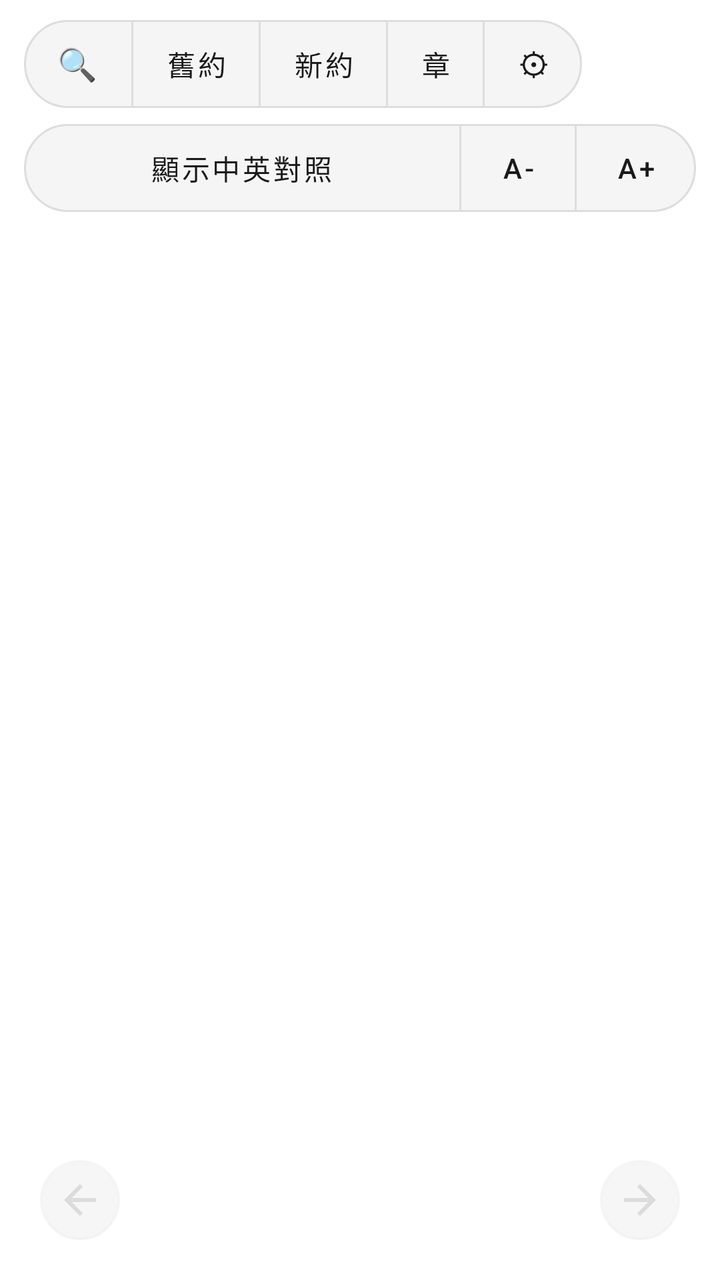
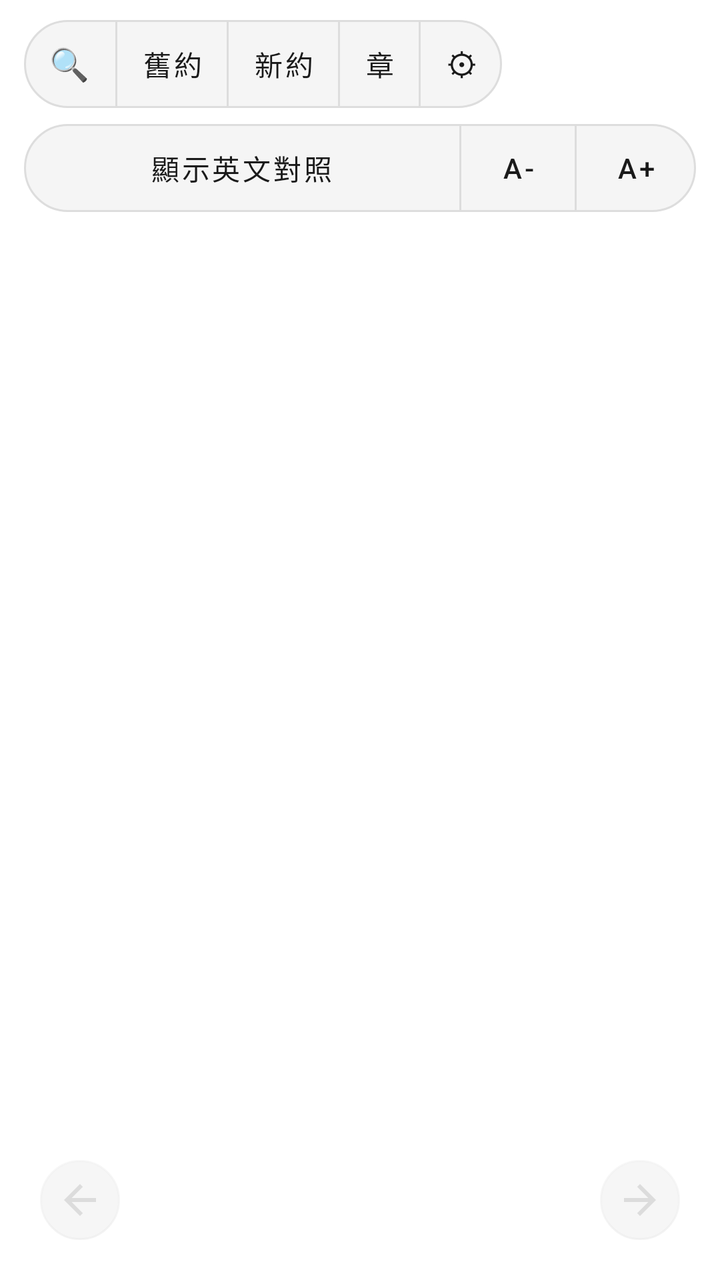

Before-and-after screenshots of an Android layout around one commit, followed by the original layout XML and the change that was made.
<!-- AndroidManifest.xml: application theme Theme.BibleApp -->
<!-- res/layout/activity_verse_reader.xml -->
<?xml version="1.0" encoding="utf-8"?>
<LinearLayout xmlns:android="http://schemas.android.com/apk/res/android"
    xmlns:app="http://schemas.android.com/apk/res-auto"
    android:orientation="vertical"
    android:layout_width="match_parent"
    android:layout_height="match_parent"
    android:background="@color/background_primary">

    
    <HorizontalScrollView
        android:layout_width="match_parent"
        android:layout_height="wrap_content"
        android:paddingStart="12dp"
        android:paddingEnd="12dp"
        android:paddingTop="10dp"
        android:clipToPadding="false"
        android:scrollbars="none">

        <LinearLayout
            android:orientation="horizontal"
            android:layout_width="wrap_content"
            android:layout_height="wrap_content"
            android:background="@drawable/bg_toolbar_segmented"
            android:divider="@drawable/divider_toolbar_segment"
            android:showDividers="middle"
            android:gravity="center_vertical">

            <Button
                android:id="@+id/btnOpenSearch"
                style="?attr/borderlessButtonStyle"
                android:layout_width="wrap_content"
                android:layout_height="44dp"
                android:minWidth="0dp"
                android:paddingStart="16dp"
                android:paddingEnd="16dp"
                android:textSize="16sp"
                android:textColor="@color/text_primary"
                android:contentDescription="搜尋"
                android:text="🔍" />

            <Button
                android:id="@+id/btnOldTestament"
                style="?attr/borderlessButtonStyle"
                android:layout_width="wrap_content"
                android:layout_height="44dp"
                android:minWidth="0dp"
                android:paddingStart="16dp"
                android:paddingEnd="16dp"
                android:textAllCaps="false"
                android:textColor="@color/text_primary"
                android:text="舊約" />

            <Button
                android:id="@+id/btnNewTestament"
                style="?attr/borderlessButtonStyle"
                android:layout_width="wrap_content"
                android:layout_height="44dp"
                android:minWidth="0dp"
                android:paddingStart="16dp"
                android:paddingEnd="16dp"
                android:textAllCaps="false"
                android:textColor="@color/text_primary"
                android:text="新約" />

            <Button
                android:id="@+id/btnChapterPicker"
                style="?attr/borderlessButtonStyle"
                android:layout_width="wrap_content"
                android:layout_height="44dp"
                android:minWidth="0dp"
                android:paddingStart="16dp"
                android:paddingEnd="16dp"
                android:textAllCaps="false"
                android:textColor="@color/text_primary"
                android:text="章" />

            <Button
                android:id="@+id/btnThemeSettings"
                style="?attr/borderlessButtonStyle"
                android:layout_width="wrap_content"
                android:layout_height="44dp"
                android:minWidth="0dp"
                android:paddingStart="16dp"
                android:paddingEnd="16dp"
                android:textSize="16sp"
                android:textColor="@color/text_primary"
                android:contentDescription="外觀設定"
                android:text="⚙" />

        </LinearLayout>

    </HorizontalScrollView>

    
    <LinearLayout
        android:orientation="horizontal"
        android:layout_width="match_parent"
        android:layout_height="wrap_content"
        android:layout_marginStart="12dp"
        android:layout_marginEnd="12dp"
        android:layout_marginTop="8dp"
        android:background="@drawable/bg_toolbar_segmented"
        android:divider="@drawable/divider_toolbar_segment"
        android:showDividers="middle"
        android:gravity="center_vertical">

        <Button
            android:id="@+id/btnToggleParallel"
            style="?attr/borderlessButtonStyle"
            android:layout_width="0dp"
            android:layout_height="44dp"
            android:layout_weight="1"
            android:minWidth="0dp"
            android:textAllCaps="false"
            android:textColor="@color/text_primary"
            android:text="顯示中英對照" />

        <Button
            android:id="@+id/btnDecreaseFont"
            style="?attr/borderlessButtonStyle"
            android:layout_width="wrap_content"
            android:layout_height="44dp"
            android:minWidth="0dp"
            android:paddingStart="20dp"
            android:paddingEnd="20dp"
            android:textColor="@color/text_primary"
            android:contentDescription="縮小字級"
            android:text="A-" />

        <Button
            android:id="@+id/btnIncreaseFont"
            style="?attr/borderlessButtonStyle"
            android:layout_width="wrap_content"
            android:layout_height="44dp"
            android:minWidth="0dp"
            android:paddingStart="20dp"
            android:paddingEnd="20dp"
            android:textColor="@color/text_primary"
            android:contentDescription="放大字級"
            android:text="A+" />

    </LinearLayout>

    
    <TextView
        android:id="@+id/textCurrentLocation"
        android:layout_width="match_parent"
        android:layout_height="wrap_content"
        android:gravity="center"
        android:paddingStart="20dp"
        android:paddingEnd="20dp"
        android:paddingTop="18dp"
        android:paddingBottom="14dp"
        android:textColor="@color/text_primary"
        android:textSize="21sp"
        android:textStyle="bold"
        android:text="" />

    
    <FrameLayout
        android:layout_width="match_parent"
        android:layout_height="0dp"
        android:layout_weight="1">

        
        <androidx.recyclerview.widget.RecyclerView
            android:id="@+id/recyclerVerses"
            android:layout_width="match_parent"
            android:layout_height="match_parent"
            android:clipToPadding="false"
            android:paddingBottom="72dp" />

        
        <TextView
            android:id="@+id/textChapterEmpty"
            android:layout_width="wrap_content"
            android:layout_height="wrap_content"
            android:layout_gravity="center"
            android:padding="24dp"
            android:gravity="center"
            android:textColor="@color/text_secondary"
            android:textSize="16sp"
            android:visibility="gone"
            android:text="找不到這個章節" />

        
        <com.google.android.material.floatingactionbutton.FloatingActionButton
            android:id="@+id/fabPreviousChapter"
            android:layout_width="wrap_content"
            android:layout_height="wrap_content"
            android:layout_gravity="bottom|start"
            android:layout_margin="16dp"
            android:alpha="0.3"
            android:enabled="false"
            android:contentDescription="上一章"
            app:fabSize="mini"
            app:srcCompat="@drawable/ic_chapter_previous" />

        <com.google.android.material.floatingactionbutton.FloatingActionButton
            android:id="@+id/fabNextChapter"
            android:layout_width="wrap_content"
            android:layout_height="wrap_content"
            android:layout_gravity="bottom|end"
            android:layout_margin="16dp"
            android:alpha="0.3"
            android:enabled="false"
            android:contentDescription="下一章"
            app:fabSize="mini"
            app:srcCompat="@drawable/ic_chapter_next" />

    </FrameLayout>

</LinearLayout>
<!-- resources referenced by this layout -->
<resources>
  <color name="background_primary">#FFFFFF</color>
  <color name="text_primary">#1A1A1A</color>
  <color name="text_secondary">#666666</color>
  <!-- drawable bg_toolbar_segmented (drawable) -->
  <?xml version="1.0" encoding="utf-8"?>
  <shape xmlns:android="http://schemas.android.com/apk/res/android"
      android:shape="rectangle">
  
      <solid android:color="@color/background_surface" />
      <stroke
          android:width="1dp"
          android:color="@color/divider" />
      <corners android:radius="22dp" />
  
  </shape>
  <!-- drawable divider_toolbar_segment (drawable) -->
  <?xml version="1.0" encoding="utf-8"?>
  <shape xmlns:android="http://schemas.android.com/apk/res/android"
      android:shape="rectangle">
  
      <size android:width="1dp" />
      <solid android:color="@color/divider" />
  
  </shape>
  <!-- drawable ic_chapter_next (drawable) -->
  <?xml version="1.0" encoding="utf-8"?>
  <vector xmlns:android="http://schemas.android.com/apk/res/android"
      android:width="24dp"
      android:height="24dp"
      android:viewportWidth="24"
      android:viewportHeight="24">
  
      <path
          android:fillColor="@android:color/white"
          android:pathData="M12,4l-1.41,1.41L16.17,11H4v2h12.17l-5.58,5.59L12,20l8,-8z" />
  
  </vector>
  <!-- drawable ic_chapter_previous (drawable) -->
  <?xml version="1.0" encoding="utf-8"?>
  <vector xmlns:android="http://schemas.android.com/apk/res/android"
      android:width="24dp"
      android:height="24dp"
      android:viewportWidth="24"
      android:viewportHeight="24">
  
      <path
          android:fillColor="@android:color/white"
          android:pathData="M20,11H7.83l5.59,-5.59L12,4l-8,8 8,8 1.41,-1.41L7.83,13H20v-2z" />
  
  </vector>
  <style name="Theme.BibleApp" parent="Theme.MaterialComponents.DayNight.NoActionBar">
          
          <item name="colorPrimary">@color/purple_500</item>
          <item name="colorPrimaryVariant">@color/purple_700</item>
          <item name="colorOnPrimary">@color/white</item>
          
          <item name="colorSecondary">@color/teal_200</item>
          <item name="colorSecondaryVariant">@color/teal_700</item>
          <item name="colorOnSecondary">@color/black</item>
          
          <item name="android:statusBarColor">@android:color/transparent</item>
          <item name="android:navigationBarColor">@android:color/transparent</item>
          <item name="android:windowLightStatusBar">true</item>
          
      </style>
  <color name="background_surface">#F5F5F5</color>
  <color name="divider">#DDDDDD</color>
  <color name="purple_500">#FF6200EE</color>
  <color name="purple_700">#FF3700B3</color>
  <color name="white">#FFFFFFFF</color>
  <color name="teal_200">#FF03DAC5</color>
  <color name="teal_700">#FF018786</color>
  <color name="black">#FF000000</color>
</resources>

<!-- the commit's change to res/layout/activity_verse_reader.xml (unified diff, before → after) -->
@@ -14,6 +14,8 @@
         android:paddingEnd="12dp"
         android:paddingTop="10dp"
         android:clipToPadding="false"
+        android:requiresFadingEdge="horizontal"
+        android:fadingEdgeLength="24dp"
         android:scrollbars="none">
 
         <LinearLayout
@@ -31,12 +33,12 @@
                 android:layout_width="wrap_content"
                 android:layout_height="44dp"
                 android:minWidth="0dp"
-                android:paddingStart="16dp"
-                android:paddingEnd="16dp"
+                android:paddingStart="12dp"
+                android:paddingEnd="12dp"
                 android:textSize="16sp"
                 android:textColor="@color/text_primary"
-                android:contentDescription="搜尋"
-                android:text="🔍" />
+                android:contentDescription="@string/action_search"
+                android:text="@string/icon_search" />
 
             <Button
                 android:id="@+id/btnOldTestament"
@@ -44,11 +46,12 @@
                 android:layout_width="wrap_content"
                 android:layout_height="44dp"
                 android:minWidth="0dp"
-                android:paddingStart="16dp"
-                android:paddingEnd="16dp"
-                android:textAllCaps="false"
-                android:textColor="@color/text_primary"
-                android:text="舊約" />
+                android:paddingStart="12dp"
+                android:paddingEnd="12dp"
+                android:textAllCaps="false"
+                android:textColor="@color/text_primary"
+                android:contentDescription="@string/cd_old_testament"
+                android:text="@string/old_testament" />
 
             <Button
                 android:id="@+id/btnNewTestament"
@@ -56,11 +59,12 @@
                 android:layout_width="wrap_content"
                 android:layout_height="44dp"
                 android:minWidth="0dp"
-                android:paddingStart="16dp"
-                android:paddingEnd="16dp"
-                android:textAllCaps="false"
-                android:textColor="@color/text_primary"
-                android:text="新約" />
+                android:paddingStart="12dp"
+                android:paddingEnd="12dp"
+                android:textAllCaps="false"
+                android:textColor="@color/text_primary"
+                android:contentDescription="@string/cd_new_testament"
+                android:text="@string/new_testament" />
 
             <Button
                 android:id="@+id/btnChapterPicker"
@@ -68,11 +72,11 @@
                 android:layout_width="wrap_content"
                 android:layout_height="44dp"
                 android:minWidth="0dp"
-                android:paddingStart="16dp"
-                android:paddingEnd="16dp"
-                android:textAllCaps="false"
-                android:textColor="@color/text_primary"
-                android:text="章" />
+                android:paddingStart="12dp"
+                android:paddingEnd="12dp"
+                android:textAllCaps="false"
+                android:textColor="@color/text_primary"
+                android:text="@string/chapter_picker" />
 
             <Button
                 android:id="@+id/btnThemeSettings"
@@ -80,12 +84,12 @@
                 android:layout_width="wrap_content"
                 android:layout_height="44dp"
                 android:minWidth="0dp"
-                android:paddingStart="16dp"
-                android:paddingEnd="16dp"
+                android:paddingStart="12dp"
+                android:paddingEnd="12dp"
                 android:textSize="16sp"
                 android:textColor="@color/text_primary"
-                android:contentDescription="外觀設定"
-                android:text="⚙" />
+                android:contentDescription="@string/appearance_settings"
+                android:text="@string/icon_settings" />
 
         </LinearLayout>
 
@@ -113,7 +117,7 @@
             android:minWidth="0dp"
             android:textAllCaps="false"
             android:textColor="@color/text_primary"
-            android:text="顯示中英對照" />
+            android:text="@string/toggle_parallel_show" />
 
         <Button
             android:id="@+id/btnDecreaseFont"
@@ -124,8 +128,8 @@
             android:paddingStart="20dp"
             android:paddingEnd="20dp"
             android:textColor="@color/text_primary"
-            android:contentDescription="縮小字級"
-            android:text="A-" />
+            android:contentDescription="@string/cd_decrease_font"
+            android:text="@string/icon_font_decrease" />
 
         <Button
             android:id="@+id/btnIncreaseFont"
@@ -136,8 +140,8 @@
             android:paddingStart="20dp"
             android:paddingEnd="20dp"
             android:textColor="@color/text_primary"
-            android:contentDescription="放大字級"
-            android:text="A+" />
+            android:contentDescription="@string/cd_increase_font"
+            android:text="@string/icon_font_increase" />
 
     </LinearLayout>
 
@@ -181,7 +185,35 @@
             android:textColor="@color/text_secondary"
             android:textSize="16sp"
             android:visibility="gone"
-            android:text="找不到這個章節" />
+            android:text="@string/chapter_not_found" />
+
+        
+        <LinearLayout
+            android:id="@+id/layoutCopyBar"
+            android:orientation="horizontal"
+            android:layout_width="wrap_content"
+            android:layout_height="wrap_content"
+            android:layout_gravity="bottom|center_horizontal"
+            android:layout_marginBottom="16dp"
+            android:background="@drawable/bg_toolbar_segmented"
+            android:elevation="6dp"
+            android:gravity="center_vertical"
+            android:visibility="gone">
+
+            <Button
+                android:id="@+id/btnCopyVerse"
+                style="?attr/borderlessButtonStyle"
+                android:layout_width="wrap_content"
+                android:layout_height="44dp"
+                android:minWidth="0dp"
+                android:paddingStart="20dp"
+                android:paddingEnd="20dp"
+                android:textAllCaps="false"
+                android:textColor="@color/text_primary"
+                android:contentDescription="@string/cd_copy_verse"
+                android:text="@string/action_copy_verse" />
+
+        </LinearLayout>
 
         
         <com.google.android.material.floatingactionbutton.FloatingActionButton
@@ -192,7 +224,7 @@
             android:layout_margin="16dp"
             android:alpha="0.3"
             android:enabled="false"
-            android:contentDescription="上一章"
+            android:contentDescription="@string/cd_previous_chapter"
             app:fabSize="mini"
             app:srcCompat="@drawable/ic_chapter_previous" />
 
@@ -204,7 +236,7 @@
             android:layout_margin="16dp"
             android:alpha="0.3"
             android:enabled="false"
-            android:contentDescription="下一章"
+            android:contentDescription="@string/cd_next_chapter"
             app:fabSize="mini"
             app:srcCompat="@drawable/ic_chapter_next" />
 
<!-- resource entries referenced after the edit -->
@@ -50,6 +50,25 @@
           android:pathData="M20,11H7.83l5.59,-5.59L12,4l-8,8 8,8 1.41,-1.41L7.83,13H20v-2z" />
   
   </vector>
+  <string name="action_copy_verse">複製這節</string>
+  <string name="action_search">搜尋</string>
+  <string name="appearance_settings">外觀設定</string>
+  <string name="cd_copy_verse">複製這節經文</string>
+  <string name="cd_decrease_font">縮小字級</string>
+  <string name="cd_increase_font">放大字級</string>
+  <string name="cd_new_testament">新約</string>
+  <string name="cd_next_chapter">下一章</string>
+  <string name="cd_old_testament">舊約</string>
+  <string name="cd_previous_chapter">上一章</string>
+  <string name="chapter_not_found">找不到這個章節</string>
+  <string name="chapter_picker">章</string>
+  <string name="icon_font_decrease" translatable="false">A-</string>
+  <string name="icon_font_increase" translatable="false">A+</string>
+  <string name="icon_search" translatable="false">🔍</string>
+  <string name="icon_settings" translatable="false">⚙</string>
+  <string name="new_testament">新約</string>
+  <string name="old_testament">舊約</string>
+  <string name="toggle_parallel_show">顯示英文對照</string>
   <style name="Theme.BibleApp" parent="Theme.MaterialComponents.DayNight.NoActionBar">
           
           <item name="colorPrimary">@color/purple_500</item>
